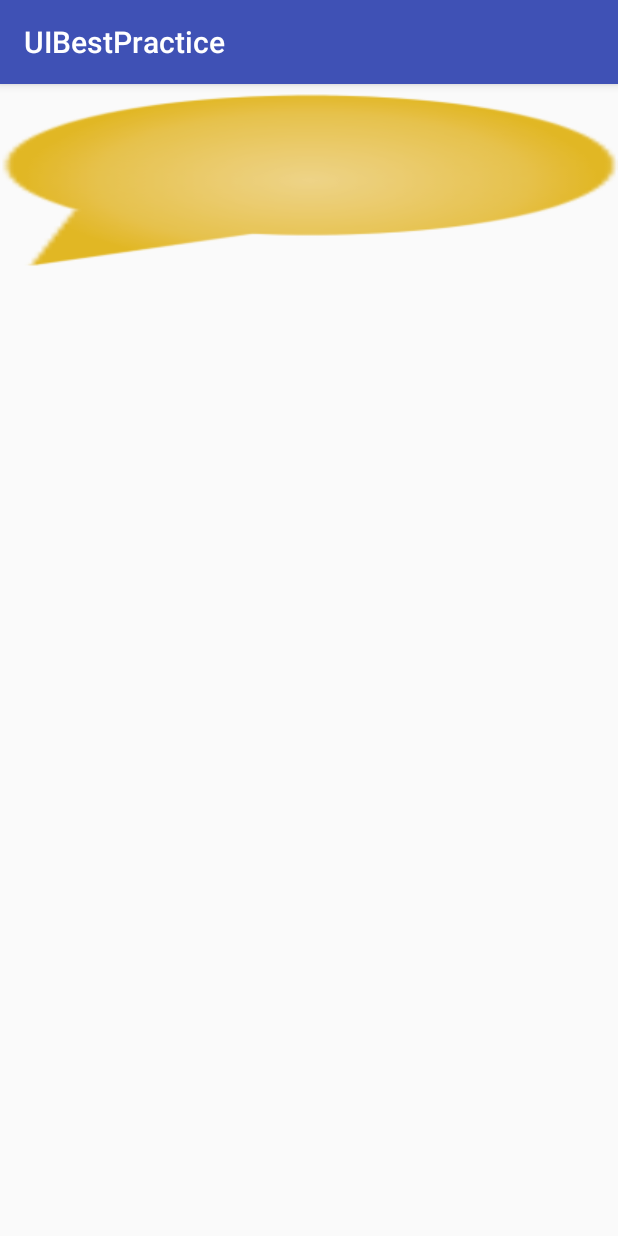
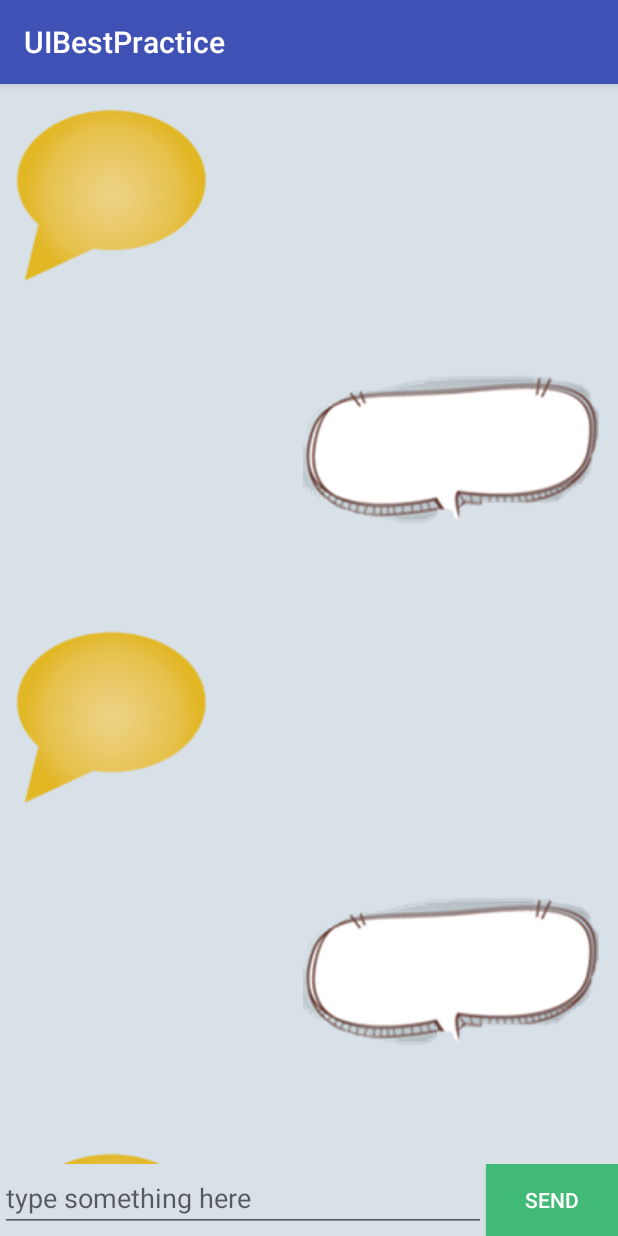
Before and after one commit to cc-ohayou/UIBestPractice, an Android app: the screen it shows after launch (MainActivity), on a phone screen of 412 x 824 dp. Run offline under Robolectric (Android 15) with nearby library versions, the phone set to English and light mode, and no system bars; 1 statement that could not run was skipped.

Commit message:
简易对话聊天光练习

```diff
--- a/app/build.gradle
+++ b/app/build.gradle
@@ -9,7 +9,9 @@ android {
         versionCode 1
         versionName "1.0"
         testInstrumentationRunner "android.support.test.runner.AndroidJUnitRunner"
-    }
+//        为避免AndroidStudio3.0 Canary 8注解报错
+// Annotation processors must be explicitly declared now 添加如下配置
+        javaCompileOptions { annotationProcessorOptions { includeCompileClasspath = true } }    }
     buildTypes {
         release {
             minifyEnabled false
@@ -22,6 +24,8 @@ dependencies {
     implementation fileTree(dir: 'libs', include: ['*.jar'])
     implementation 'com.android.support:appcompat-v7:28.0.0'
     implementation 'com.android.support.constraint:constraint-layout:1.1.3'
+    compileOnly "org.projectlombok:lombok:1.12.6"
+    implementation 'com.android.support:recyclerview-v7:28.0.0'
     testImplementation 'junit:junit:4.12'
     androidTestImplementation 'com.android.support.test:runner:1.0.2'
     androidTestImplementation 'com.android.support.test.espresso:espresso-core:3.0.2'
--- a/app/src/main/AndroidManifest.xml
+++ b/app/src/main/AndroidManifest.xml
@@ -4,9 +4,9 @@
 
     <application
         android:allowBackup="true"
-        android:icon="@mipmap/ic_launcher"
         android:label="@string/app_name"
-        android:roundIcon="@mipmap/ic_launcher_round"
+        android:roundIcon="@drawable/msg_chat"
+        android:icon="@drawable/msg_chat"
         android:supportsRtl="true"
         android:theme="@style/AppTheme">
         <activity android:name=".MainActivity"
--- a/app/src/main/java/space/cc/com/uibestpractice/MainActivity.java
+++ b/app/src/main/java/space/cc/com/uibestpractice/MainActivity.java
@@ -2,12 +2,72 @@ package space.cc.com.uibestpractice;
 
 import android.support.v7.app.AppCompatActivity;
 import android.os.Bundle;
+import android.support.v7.widget.LinearLayoutManager;
+import android.support.v7.widget.RecyclerView;
+import android.view.View;
+import android.widget.Button;
+import android.widget.EditText;
+
+import java.util.ArrayList;
+import java.util.List;
+
+import space.cc.com.uibestpractice.adapters.MsgAdapter;
+import space.cc.com.uibestpractice.domain.bizObject.Msg;
 
 public class MainActivity extends AppCompatActivity {
+    private List<Msg>  list=new ArrayList<>();
+
+    private EditText inputText;
+    private Button sendBut;
+    private RecyclerView msgRecycleView;
+    private MsgAdapter adapter;
+
 
     @Override
     protected void onCreate(Bundle savedInstanceState) {
         super.onCreate(savedInstanceState);
         setContentView(R.layout.activity_main);
+
+        initMsgs();
+         inputText = findViewById(R.id.text_send);
+        sendBut = findViewById(R.id.send_msg_but);
+        msgRecycleView=findViewById(R.id.msg_recy_view);
+        LinearLayoutManager layoutManager=new LinearLayoutManager(this);
+        msgRecycleView.setLayoutManager(layoutManager);
+        adapter =new MsgAdapter(list);
+        msgRecycleView.setAdapter(adapter);
+        sendBut.setOnClickListener(new View.OnClickListener(){
+
+            @Override
+            public void onClick(View v) {
+                String content=inputText.getText().toString();
+                if(!"".equals(content)){
+                    Msg msg=new Msg(content,Msg.TYPE_SENT);
+                    list.add(msg);
+                    int newestPosition=list.size()-1;
+                    // 有新消息时 刷新listView的显示
+                    adapter.notifyItemInserted(newestPosition);
+                    //listView定位到最新消息位置
+                    msgRecycleView.scrollToPosition(newestPosition);
+                    //清空输入框
+                    inputText.setText("");
+                }
+
+
+            }
+        });
+
+
+
+    }
+
+    private void initMsgs() {
+
+        Msg msg1=new Msg("hello cc",Msg.TYPE_RECEIVED);
+        Msg msg2=new Msg("hello yy",Msg.TYPE_SENT);
+        Msg msg3=new Msg("nice weather ,ah",Msg.TYPE_RECEIVED);
+        list.add(msg1);
+        list.add(msg2);
+        list.add(msg3);
     }
 }
--- /dev/null
+++ b/app/src/main/java/space/cc/com/uibestpractice/adapters/MsgAdapter.java
@@ -0,0 +1,67 @@
+package space.cc.com.uibestpractice.adapters;
+
+import android.support.annotation.NonNull;
+import android.support.v7.widget.RecyclerView;
+import android.view.LayoutInflater;
+import android.view.View;
+import android.view.ViewGroup;
+import android.widget.LinearLayout;
+import android.widget.TextView;
+
+import java.util.List;
+
+import space.cc.com.uibestpractice.R;
+import space.cc.com.uibestpractice.domain.bizObject.Msg;
+
+public class MsgAdapter extends RecyclerView.Adapter<MsgAdapter.ViewHolder> {
+
+    private List<Msg>  msgList;
+
+    public MsgAdapter(List<Msg> msgList) {
+        this.msgList = msgList;
+    }
+
+    static class ViewHolder extends RecyclerView.ViewHolder{
+        LinearLayout leftLayout;
+        LinearLayout rightLayout;
+        TextView leftMsg;
+        TextView rightMsg;
+
+
+        public ViewHolder(@NonNull View itemView) {
+            super(itemView);
+            leftLayout=itemView.findViewById(R.id.left_layout);
+            rightLayout=itemView.findViewById(R.id.right_layout);
+            leftMsg=itemView.findViewById(R.id.left_msg);
+            rightMsg=itemView.findViewById(R.id.right_msg);
+        }
+    }
+    @NonNull
+    @Override
+    public MsgAdapter.ViewHolder onCreateViewHolder(@NonNull ViewGroup parent, int i) {
+
+        View  view= LayoutInflater.from(parent.getContext())
+                .inflate(R.layout.msg_item,parent,false);
+        return  new ViewHolder(view);
+    }
+
+    @Override
+    public void onBindViewHolder(@NonNull MsgAdapter.ViewHolder viewHolder, int position) {
+       Msg msg=msgList.get(position);
+       if(msg.getType()==Msg.TYPE_RECEIVED){
+           viewHolder.leftLayout.setVisibility(View.VISIBLE);
+           viewHolder.rightLayout.setVisibility(View.GONE);
+           viewHolder.leftMsg.setText(msg.getContent());
+       }else if(msg.getType()==Msg.TYPE_SENT){
+           viewHolder.rightLayout.setVisibility(View.VISIBLE);
+           viewHolder.leftLayout.setVisibility(View.GONE);
+           viewHolder.rightMsg.setText(msg.getContent());
+       }
+    }
+
+    @Override
+    public int getItemCount() {
+        return msgList.size();
+    }
+
+}
--- /dev/null
+++ b/app/src/main/java/space/cc/com/uibestpractice/domain/bizObject/Msg.java
@@ -0,0 +1,18 @@
+package space.cc.com.uibestpractice.domain.bizObject;
+
+import lombok.AllArgsConstructor;
+import lombok.Data;
+
+@Data
+public class Msg {
+    public static final int TYPE_RECEIVED=0;
+    public static final int TYPE_SENT=1;
+    private String content;
+    //消息类型
+    private int type;
+
+    public Msg(String content, int type) {
+        this.content = content;
+        this.type = type;
+    }
+}
--- a/app/src/main/res/layout/activity_main.xml
+++ b/app/src/main/res/layout/activity_main.xml
@@ -2,10 +2,43 @@
 <LinearLayout xmlns:android="http://schemas.android.com/apk/res/android"
     xmlns:app="http://schemas.android.com/apk/res-auto"
     xmlns:tools="http://schemas.android.com/tools"
+    android:orientation="vertical"
     android:layout_width="match_parent"
-    android:layout_height="wrap_content"
-    android:background="@drawable/talk"
+    android:layout_height="match_parent"
+    android:background="#d8e0e8"
     tools:context=".MainActivity">
 
 
+
+<android.support.v7.widget.RecyclerView
+    android:id="@+id/msg_recy_view"
+    android:layout_width="match_parent"
+
+    android:layout_height="0dp"
+    android:layout_weight="1"
+    />
+<LinearLayout
+    android:layout_width="match_parent"
+    android:layout_height="wrap_content"
+
+    >
+<EditText
+    android:id="@+id/text_send"
+    android:layout_width="0dp"
+    android:layout_height="wrap_content"
+    android:layout_weight="1"
+    android:hint="type something here"
+    android:maxLines="3"
+    />
+
+<Button
+    android:id="@+id/send_msg_but"
+    android:layout_width="wrap_content"
+    android:layout_height="wrap_content"
+    android:text="Send"
+    android:textColor="#FFFFFF"
+    android:background="#42BA77"
+    />
+
 </LinearLayout>
+</LinearLayout>
--- /dev/null
+++ b/app/src/main/res/layout/msg_item.xml
@@ -0,0 +1,53 @@
+<?xml version="1.0" encoding="utf-8"?>
+<LinearLayout xmlns:android="http://schemas.android.com/apk/res/android"
+    android:orientation="vertical"
+    android:layout_width="match_parent"
+    android:layout_height="wrap_content"
+    android:padding="10dp"
+    >
+
+
+    <LinearLayout
+        android:id="@+id/left_layout"
+        android:layout_width="wrap_content"
+        android:layout_height="wrap_content"
+        android:layout_gravity="left"
+        android:background="@drawable/talk"
+        >
+        <TextView
+            android:id="@+id/left_msg"
+            android:layout_width="wrap_content"
+            android:layout_height="wrap_content"
+            android:layout_gravity="center"
+            android:layout_margin="10dp"
+            android:textColor="#3C3F41"
+            />
+
+
+
+    </LinearLayout>
+
+    <LinearLayout
+        android:id="@+id/right_layout"
+        android:layout_width="wrap_content"
+        android:layout_height="wrap_content"
+        android:layout_gravity="right"
+        android:background="@drawable/right"
+        >
+        <TextView
+            android:id="@+id/right_msg"
+            android:layout_width="wrap_content"
+            android:layout_height="wrap_content"
+            android:layout_gravity="center"
+            android:layout_margin="10dp"
+            android:textColor="#3C3F41"
+            />
+
+
+
+    </LinearLayout>
+
+
+
+
+</LinearLayout>
```
Also changed, not shown: app/src/main/res/drawable-v24/right.9.png (added), app/src/main/res/drawable-v24/talk.9.png, app/src/main/res/drawable-v24/talk.png (deleted), app/src/main/res/drawable/msg_chat.9.png (deleted).
